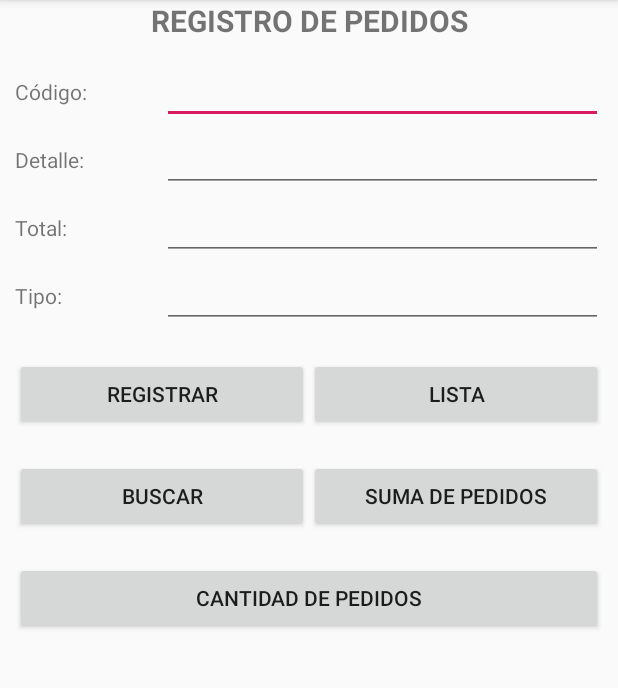
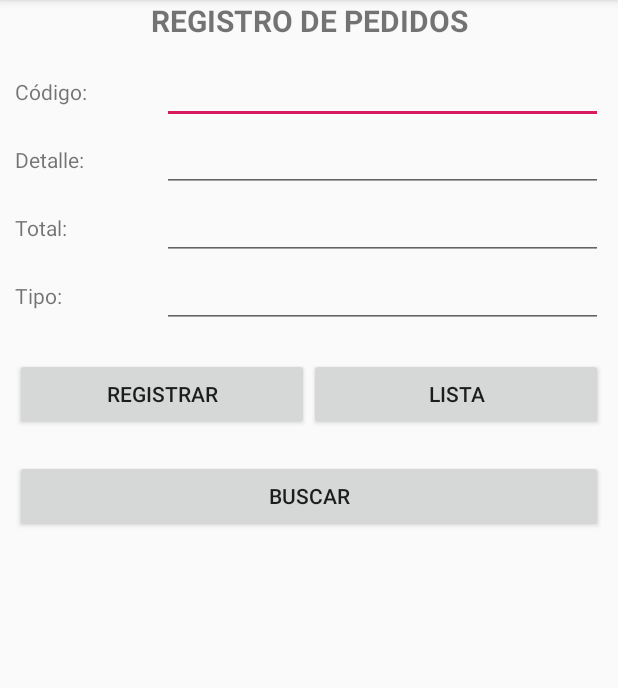
Before and after one commit to gilson97cm/appExamen, an Android app: the screen it shows after launch (MainActivity), after a tap on "BUSCAR", on a phone screen of 412 x 824 dp, the part 84-772 px from its top. Run offline under Robolectric (Android 15) with nearby library versions, the phone set to English and light mode, and no system bars.

Commit message:
prueba 1

```diff
--- a/app/src/main/java/com/codemort/appexamenlaguaquiza/MainActivity.java
+++ b/app/src/main/java/com/codemort/appexamenlaguaquiza/MainActivity.java
@@ -14,9 +14,7 @@ import android.widget.Toast;
 
 public class MainActivity extends AppCompatActivity implements View.OnClickListener {
 
-   //instancia de las vistas (txtCode,txtDetail,ect. Son los
-   // id de los campos de la vista, para que no te confundas
-   // utiliza los mismos nombres en las vistas y en estas variables)
+
     EditText txtCode;
     EditText txtDetail;
     EditText txtTotal;
@@ -26,16 +24,13 @@ public class MainActivity extends AppCompatActivity implements View.OnClickListe
     Button btnList;
 
     Button btnSearch;
-    Button btnTotal;
-    Button btnCant;
 
     @Override
     protected void onCreate(Bundle savedInstanceState) {
         super.onCreate(savedInstanceState);
         setContentView(R.layout.activity_main);
 
-        //relacionamos las variables declaradas arriba con las vistas
-        //variable de arriba                    //id de las vistas
+
         txtCode = (EditText) findViewById(R.id.txtCode);
         txtDetail = (EditText) findViewById(R.id.txtDetail);
         txtTotal = (EditText) findViewById(R.id.txtTotal);
@@ -44,21 +39,13 @@ public class MainActivity extends AppCompatActivity implements View.OnClickListe
         btnRegister = (Button) findViewById(R.id.btnRegister);
         btnList = (Button) findViewById(R.id.btnList);
 
-        //se agregaa el evento click a los botones
-        // si te fijas arriba en el nombre de la clase despues de "AppCompatActivity"
-        // se aumenta "implements View.OnClickListener"
-        //y se crea la funcion ONCLICK
         btnRegister.setOnClickListener(this);
         btnList.setOnClickListener(this);
 
         btnSearch = (Button) findViewById(R.id.btnSearch);
-        btnTotal = (Button) findViewById(R.id.btnTotal);
 
-        btnCant = (Button) findViewById(R.id.btnCant);
 
         btnSearch.setOnClickListener(this);
-        btnTotal.setOnClickListener(this);
-        btnCant.setOnClickListener(this);
 
 
     }
@@ -66,50 +53,27 @@ public class MainActivity extends AppCompatActivity implements View.OnClickListe
     // INICIO FUNCION ONCLICK
     @Override
     public void onClick(View v) {
-        //creas variables y tomas el valor de cada campo de texto
-        //para guardar en las variables
+
         String codigo_ = txtCode.getText().toString();
         String detalle = txtDetail.getText().toString();
         String total = txtTotal.getText().toString();
         String tipo = txtType.getText().toString();
 
         Intent intent = null;
-        //se utiliza un SWITCH porque en la vista AGREGAR hay mas de dos botones
         switch (v.getId()){
-            //el case es para validar que boton se presiona
             case R.id.btnRegister:
-                // validas si los campos etan vacios
-                //esta el signo "!" antes de cada validacion para negar y se lee asi:
-                //SI CODIGO NO ESTA VACIO inserta los datos
-                //si no estuviese el signo "!" se leeria asi
-                //SI CODIGO ESTA VACIO no inserta los datos
-
-                //no te vayas a confundir
-                // cuando esta el signo antes de la validacion (--> !codigo.isEmpty() ) la funcion "insert" va dentro del "if"
-                //cuando la validacion esta sin signo (--> codigo.isEmpty() ) la funcion "insert" va en el "else"
                 if(!codigo_.isEmpty() || !detalle.isEmpty() || !total.isEmpty() || !tipo.isEmpty()){
-                    //si todos loc ampos estan llenos
-                    //se ejecuta la funcion "insert"
                     insert(codigo_,detalle,total,tipo);
                 }else{
-                    //si algun campo esta vacio se muestra un mensaje
                     Toast.makeText(this, "Hay campos vacios.", Toast.LENGTH_SHORT).show();
                 }
                 break;
             case R.id.btnList:
-                //creas un intent para ir a la vista de las listas
-                //el "this" hace refrencia a la clase donde te encuentras en este caso a "MainActivitiy"
                 intent = new Intent(this, ListaPedidos.class);
                 startActivity(intent);
                 break;
             case R.id.btnSearch:
                 search(codigo_);
-                break;
-            case R.id.btnTotal:
-                intent = new Intent(this, SumaPedidos.class);
-                break;
-            case R.id.btnCant:
-                intent = new Intent(this, CantidadPedidos.class);
                 break;
         }
         if (intent != null){
--- a/app/src/main/res/layout/activity_main.xml
+++ b/app/src/main/res/layout/activity_main.xml
@@ -129,26 +129,9 @@
                 android:layout_weight="1"
                 android:text="Buscar" />
 
-            <Button
-                android:id="@+id/btnTotal"
-                android:layout_width="0dp"
-                android:layout_height="wrap_content"
-                android:layout_weight="1"
-                android:text="Suma de pedidos" />
+
         </LinearLayout>
-        <LinearLayout
-            android:layout_width="match_parent"
-            android:layout_height="wrap_content"
-            android:layout_marginTop="20dp"
-            android:orientation="horizontal">
 
-            <Button
-                android:id="@+id/btnCant"
-                android:layout_width="0dp"
-                android:layout_height="wrap_content"
-                android:layout_weight="1"
-                android:text="Cantidad de pedidos" />
-        </LinearLayout>
 
 
     </LinearLayout>
```
